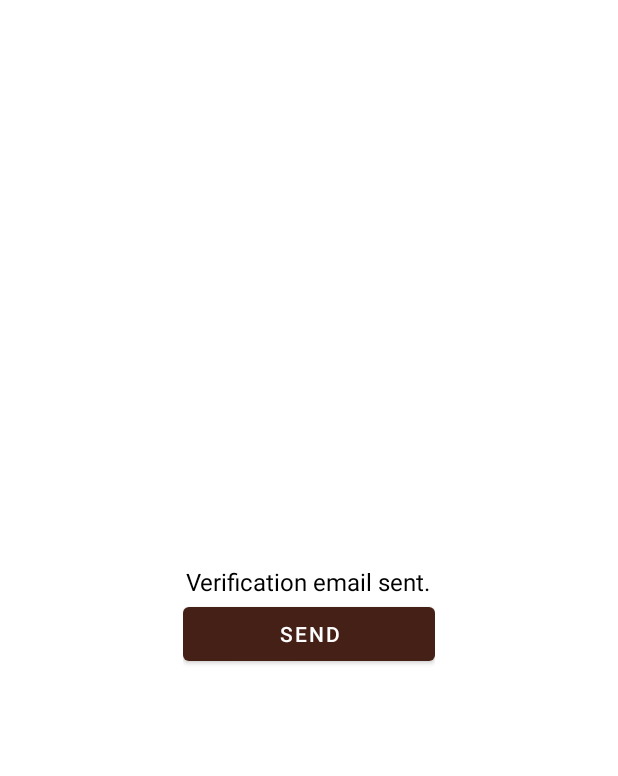
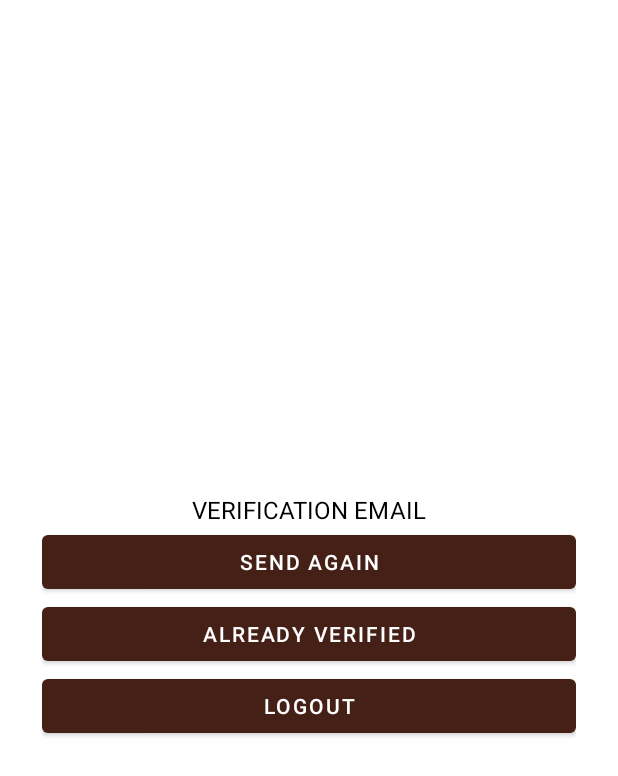
Before and after one commit to vickyvikas514/ToRento, an Android app: the layout popup.xml on its own in the app's theme, with its tools: preview values and no code run, on a phone screen of 412 x 824 dp. Shown: the top 776 px of the screen. Run offline under Robolectric (Android 15) with nearby library versions, the phone set to English and light mode, and no system bars.

Commit message:
layout of alert dialog box is changed for both home screens

```diff
--- a/app/src/main/res/layout/popup.xml
+++ b/app/src/main/res/layout/popup.xml
@@ -1,7 +1,7 @@
 <?xml version="1.0" encoding="utf-8"?>
 <!-- popup_verification.xml -->
 <RelativeLayout xmlns:android="http://schemas.android.com/apk/res/android"
-    android:layout_width="200dp"
+    android:layout_width="wrap_content"
     android:layout_height="wrap_content"
     android:background="@android:color/white"
     android:layout_gravity="center"
@@ -10,22 +10,35 @@
     android:layout_width="match_parent"
     android:layout_height="wrap_content"
     android:orientation="vertical"
-    android:gravity="center">
+    android:gravity="center"
+    android:padding="12dp">
 
 
     <TextView
         android:id="@+id/popuptext"
         android:layout_width="wrap_content"
         android:layout_height="wrap_content"
-        android:text="Verification email sent."
+        android:text="VERIFICATION EMAIL"
         android:textSize="16sp"
         android:textColor="@android:color/black"
         android:layout_centerInParent="true" />
     <Button
         android:layout_width="match_parent"
         android:layout_height="wrap_content"
-        android:text="send"
+        android:text="SEND AGAIN"
         android:id="@+id/BTNSEND"
+        />
+    <Button
+        android:layout_width="match_parent"
+        android:layout_height="wrap_content"
+        android:text="Already Verified"
+        android:id="@+id/Verifiedemail"
+        />
+    <Button
+        android:layout_width="match_parent"
+        android:layout_height="wrap_content"
+        android:text="LOGOUT"
+        android:id="@+id/Logout"
         />
 </LinearLayout>
 
```
Also changed, not shown: app/src/main/java/com/example/torento/OWNER/Owner_home_activity.kt (+31 -23 lines), app/src/main/java/com/example/torento/USER/User_home_activity.kt (+30 -13 lines).
